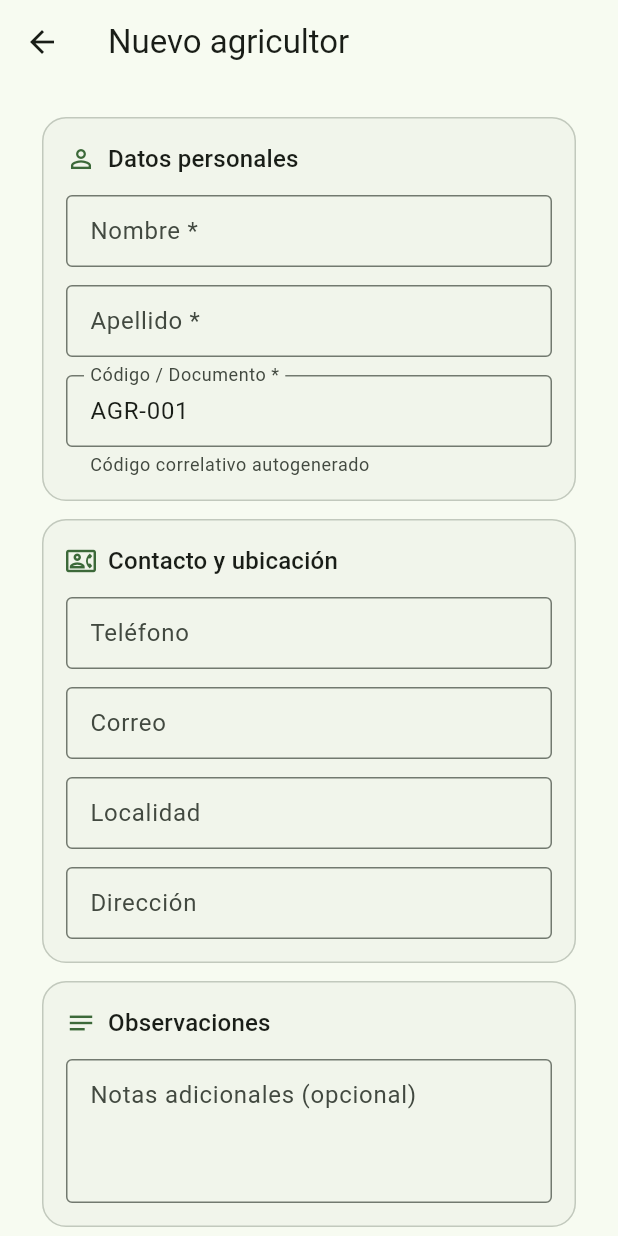
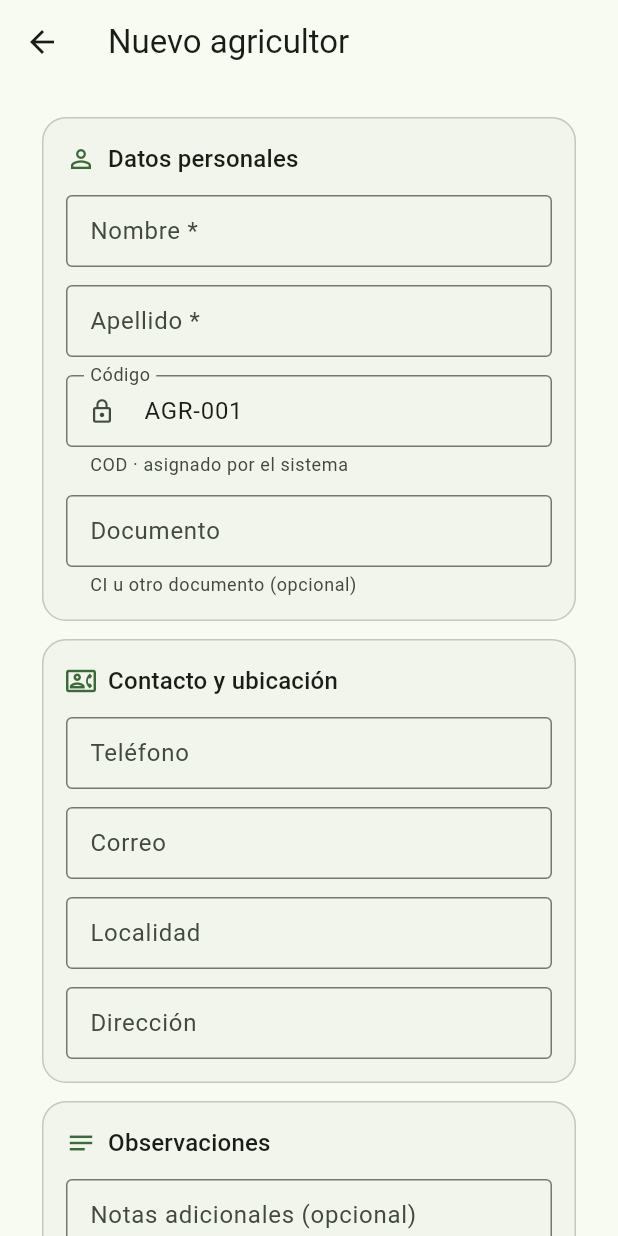
Before and after one commit to ItsMeEli173/CatastroDemo, a Flutter app: the FarmersListPage screen opened by its route, after a tap on "Nuevo agricultor", on a phone screen of 412 x 824 dp. Run offline on Flutter 3.47's test engine with Material 3 defaults, Android fonts, the phone set to English and light mode, and no system bars; our stand-ins replace drift, drift_flutter, flutter_map, flutter_riverpod, geolocator, image_picker and 2 more; accounts and stored records are empty; generated files the repository leaves out were written again.

Commit message:
feat(ui): codigos de registro de solo lectura y abreviatura en unidades
Los codigos unicos de registro pasan a mostrarse como campo de solo lectura en
los formularios de agricultores, parcelas, variedades de uva, temporadas y
unidades; el sistema es quien los asigna.

- Agricultores: campo Código de solo lectura separado del Documento (CI), que
  ahora es opcional. La lista y el detalle muestran el codigo.
- Parcelas: el codigo deja de ser editable y deja de exigirse en el formulario.
- Variedades y temporadas: se agrega el campo Código de solo lectura.
- Unidades: el codigo es de solo lectura y la abreviatura pasa a ser el campo
  editable; las pantallas muestran la abreviatura en lugar del codigo.
- MeasurementUnit.displayAbbreviation cae al codigo cuando falta abreviatura.
- Se elimina Validators.requiredCode, sin uso tras el cambio.
- Etiqueta unica Código con etiqueta corta COD.

```diff
--- a/lib/core/validation/validators.dart
+++ b/lib/core/validation/validators.dart
@@ -54,17 +54,6 @@ abstract final class Validators {
   static String? optionalText(String? value, {int maxLength = 500}) {
     final text = value?.trim() ?? '';
     if (text.isEmpty) return null;
-    if (text.length > maxLength) return 'Máximo $maxLength caracteres.';
-    return null;
-  }
-
-  static String? requiredCode(
-    String? value, {
-    required String message,
-    int maxLength = 40,
-  }) {
-    final text = value?.trim() ?? '';
-    if (text.isEmpty) return message;
     if (text.length > maxLength) return 'Máximo $maxLength caracteres.';
     return null;
   }
--- a/lib/features/farmers/presentation/farmer_detail_page.dart
+++ b/lib/features/farmers/presentation/farmer_detail_page.dart
@@ -72,6 +72,11 @@ class _FarmerBody extends ConsumerWidget {
           icon: Icons.person_outline,
           child: Column(
             children: [
+              DetailRow(
+                label: 'Código',
+                value: farmer.code ?? '—',
+                icon: Icons.qr_code_2_outlined,
+              ),
               DetailRow(
                 label: 'Documento',
                 value: farmer.documentNumber ?? '—',
--- a/lib/features/farmers/presentation/farmer_form_page.dart
+++ b/lib/features/farmers/presentation/farmer_form_page.dart
@@ -52,6 +52,7 @@ class _FarmerForm extends ConsumerStatefulWidget {
 
 class _FarmerFormState extends ConsumerState<_FarmerForm> {
   final _formKey = GlobalKey<FormState>();
+  late final TextEditingController _code;
   late final TextEditingController _firstName;
   late final TextEditingController _lastName;
   late final TextEditingController _document;
@@ -66,6 +67,7 @@ class _FarmerFormState extends ConsumerState<_FarmerForm> {
   void initState() {
     super.initState();
     final farmer = widget.farmer;
+    _code = TextEditingController(text: farmer?.code ?? '');
     _firstName = TextEditingController(text: farmer?.firstName ?? '');
     _lastName = TextEditingController(text: farmer?.lastName ?? '');
     _document = TextEditingController(text: farmer?.documentNumber ?? '');
@@ -82,9 +84,9 @@ class _FarmerFormState extends ConsumerState<_FarmerForm> {
 
   Future<void> _loadNextCode() async {
     final code = await ref.read(farmerRepositoryProvider).nextCode();
-    if (mounted && _document.text.isEmpty) {
+    if (mounted && _code.text.isEmpty) {
       setState(() {
-        _document.text = code;
+        _code.text = code;
       });
     }
   }
@@ -92,6 +94,7 @@ class _FarmerFormState extends ConsumerState<_FarmerForm> {
   @override
   void dispose() {
     for (final controller in [
+      _code,
       _firstName,
       _lastName,
       _document,
@@ -113,6 +116,7 @@ class _FarmerFormState extends ConsumerState<_FarmerForm> {
     final existing = widget.farmer;
     final farmer = Farmer(
       id: existing?.id ?? const Uuid().v4(),
+      code: _code.text.trim(),
       firstName: Validators.normalizePersonName(_firstName.text),
       lastName: Validators.normalizePersonName(_lastName.text),
       documentNumber: _document.text,
@@ -173,10 +177,21 @@ class _FarmerFormState extends ConsumerState<_FarmerForm> {
                   ),
                   const SizedBox(height: 12),
                   TextFormField(
+                    controller: _code,
+                    readOnly: true,
+                    canRequestFocus: false,
+                    decoration: const InputDecoration(
+                      labelText: 'Código',
+                      helperText: 'COD · asignado por el sistema',
+                      prefixIcon: Icon(Icons.lock_outline),
+                    ),
+                  ),
+                  const SizedBox(height: 12),
+                  TextFormField(
                     controller: _document,
                     decoration: const InputDecoration(
-                      labelText: 'Código / Documento *',
-                      helperText: 'Código correlativo autogenerado',
+                      labelText: 'Documento',
+                      helperText: 'CI u otro documento (opcional)',
                     ),
                     textCapitalization: TextCapitalization.characters,
                   ),
--- a/lib/features/farmers/presentation/farmers_list_page.dart
+++ b/lib/features/farmers/presentation/farmers_list_page.dart
@@ -95,6 +95,7 @@ class _FarmerTile extends ConsumerWidget {
   @override
   Widget build(BuildContext context, WidgetRef ref) {
     final details = [
+      if (farmer.code != null) farmer.code!,
       if (farmer.documentNumber != null) 'CI ${farmer.documentNumber}',
       if (farmer.locality != null) farmer.locality!,
       if (farmer.phone != null) farmer.phone!,
--- a/lib/features/parcels/presentation/parcel_form_page.dart
+++ b/lib/features/parcels/presentation/parcel_form_page.dart
@@ -268,15 +268,12 @@ class _ParcelFormState extends ConsumerState<_ParcelForm> {
                 children: [
                   TextFormField(
                     controller: _code,
+                    readOnly: true,
+                    canRequestFocus: false,
                     decoration: const InputDecoration(
-                      labelText: 'Código *',
-                      helperText: 'Código correlativo autogenerado',
-                    ),
-                    textCapitalization: TextCapitalization.characters,
-                    validator: (value) => Validators.requiredCode(
-                      value,
-                      message: 'Ingresa el código de la parcela.',
-                      maxLength: 40,
+                      labelText: 'Código',
+                      helperText: 'Asignado por el sistema',
+                      prefixIcon: Icon(Icons.lock_outline),
                     ),
                   ),
                   const SizedBox(height: 12),
--- a/lib/features/production/presentation/widgets/parcel_production_section.dart
+++ b/lib/features/production/presentation/widgets/parcel_production_section.dart
@@ -282,7 +282,7 @@ class _EstimateTile extends ConsumerWidget {
 
   @override
   Widget build(BuildContext context, WidgetRef ref) {
-    final unitCode = unit?.code ?? 'unidad';
+    final unitCode = unit?.displayAbbreviation ?? 'unidad';
     final notes = estimate.notes;
     final subtitle = [
       variety == null
@@ -490,7 +490,7 @@ class _EstimateDialogState extends ConsumerState<_EstimateDialog> {
                 for (final unit in widget.units)
                   DropdownMenuItem(
                     value: unit.id,
-                    child: Text('${unit.name} (${unit.code})'),
+                    child: Text('${unit.name} (${unit.displayAbbreviation})'),
                   ),
               ],
               onChanged: (value) {
@@ -510,7 +510,7 @@ class _EstimateDialogState extends ConsumerState<_EstimateDialog> {
                 labelText: 'Cantidad',
                 helperText: selectedUnit == null
                     ? null
-                    : 'En ${selectedUnit.code}',
+                    : 'En ${selectedUnit.displayAbbreviation}',
               ),
               keyboardType: const TextInputType.numberWithOptions(
                 decimal: true,
```
Also changed, not shown: lib/features/grape_varieties/presentation/grape_varieties_page.dart (+25 -0 lines), lib/features/production/domain/entities/measurement_unit.dart (+7 -0 lines), lib/features/production/presentation/production_page.dart (+63 -17 lines), 2 other files.
